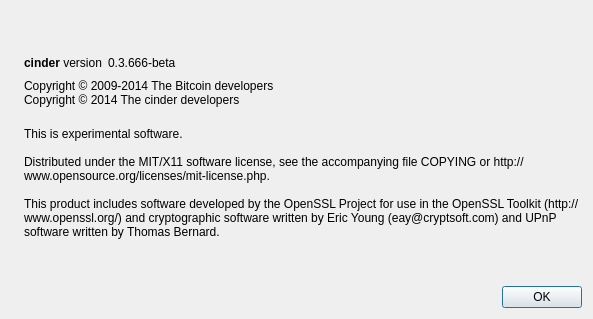
The window that src/qt/forms/aboutdialog.ui (CrypTraider/Cinder) describes before a commit, drawn with Qt 5.
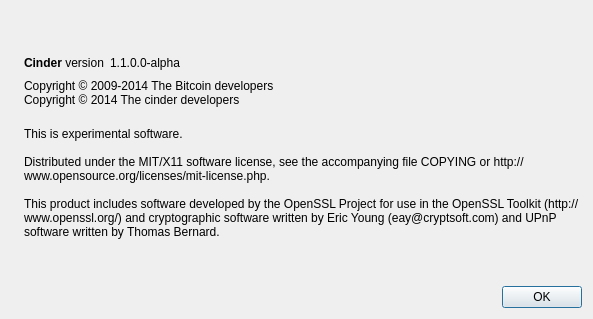
The same window after the commit. Icons and pictures are not drawn.

Commit message: Update block times, version numbers etc

```diff
--- a/src/qt/forms/aboutdialog.ui
+++ b/src/qt/forms/aboutdialog.ui
@@ -50,7 +50,7 @@
           <cursorShape>IBeamCursor</cursorShape>
          </property>
          <property name="text">
-          <string>&lt;b&gt;cinder&lt;/b&gt; version</string>
+          <string>&lt;b&gt;Cinder&lt;/b&gt; version</string>
          </property>
          <property name="textInteractionFlags">
           <set>Qt::LinksAccessibleByMouse|Qt::TextSelectableByKeyboard|Qt::TextSelectableByMouse</set>
@@ -63,7 +63,7 @@
           <cursorShape>IBeamCursor</cursorShape>
          </property>
          <property name="text">
-          <string notr="true">0.3.666-beta</string>
+          <string notr="true">1.1.0.0-alpha</string>
          </property>
          <property name="textInteractionFlags">
           <set>Qt::LinksAccessibleByMouse|Qt::TextSelectableByKeyboard|Qt::TextSelectableByMouse</set>
```
The commit also changes 4 other files.
